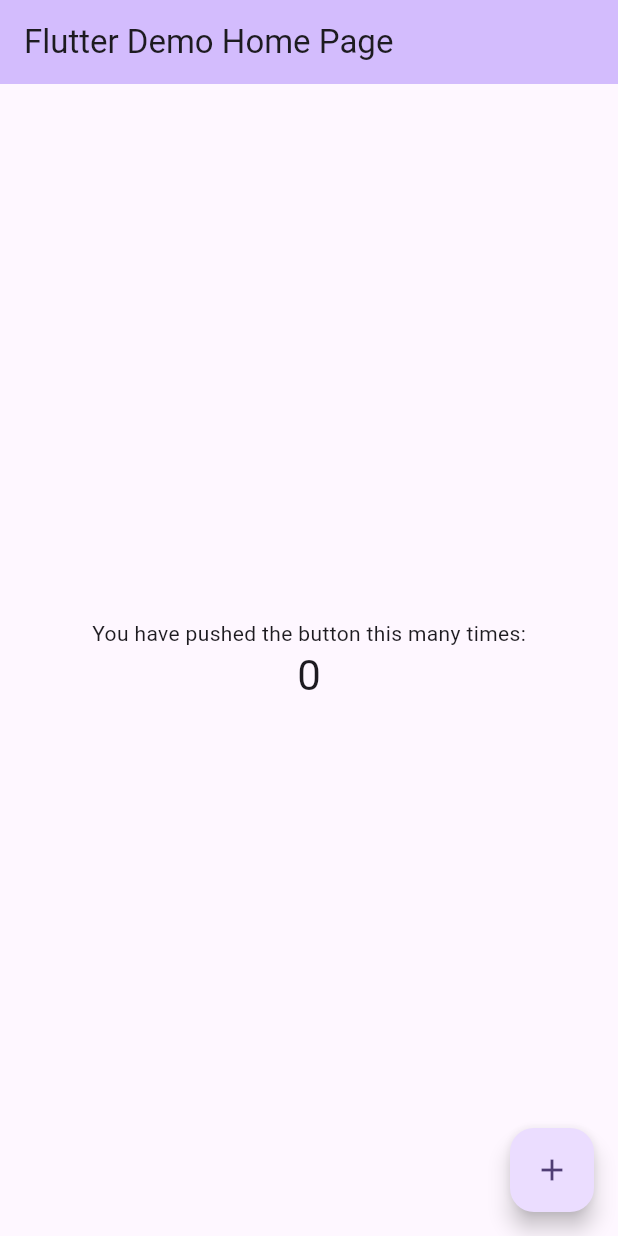
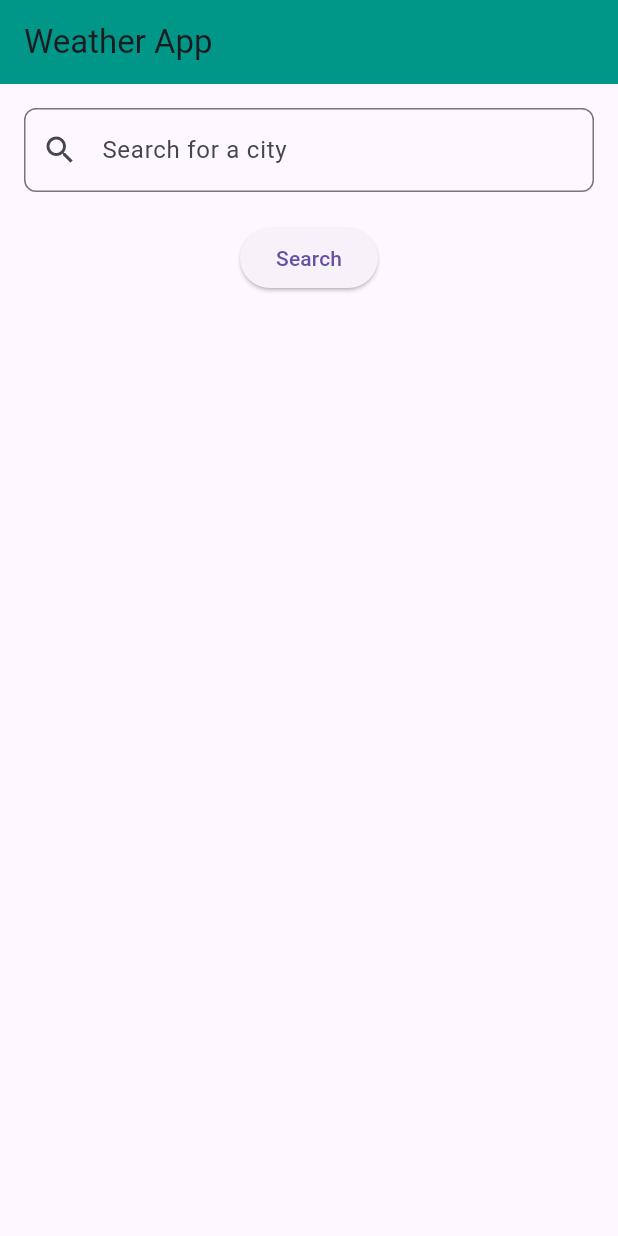
Before and after one commit to kikoveiga/feup-cpm2, a Flutter app: the screen it shows after launch, on a phone screen of 412 x 824 dp. Run offline on Flutter 3.47's test engine with Material 3 defaults, Android fonts, the phone set to English and light mode, and no system bars; our stand-ins replace flutter_dotenv, shared_preferences.

Commit message:
Implemented home screen with search bar and basic screen for weather

```diff
--- /dev/null
+++ b/app/lib/app.dart
@@ -0,0 +1,15 @@
+import 'package:flutter/material.dart';
+import 'screens/home_screen.dart';
+
+class WeatherApp extends StatelessWidget {
+  const WeatherApp({super.key});
+
+  @override
+  Widget build(BuildContext context) {
+    return MaterialApp(
+      title: 'Cities Weather',
+      theme: ThemeData(primarySwatch: Colors.blue),
+      home: const HomeScreen(),
+    );
+  }
+}
--- a/app/lib/main.dart
+++ b/app/lib/main.dart
@@ -1,122 +1,8 @@
 import 'package:flutter/material.dart';
+import 'package:flutter_dotenv/flutter_dotenv.dart';
+import 'app.dart';
 
-void main() {
-  runApp(const MyApp());
+Future<void> main() async {
+  await dotenv.load(fileName: '.env');
+  runApp(const WeatherApp());
 }
-
-class MyApp extends StatelessWidget {
-  const MyApp({super.key});
-
-  // This widget is the root of your application.
-  @override
-  Widget build(BuildContext context) {
-    return MaterialApp(
-      title: 'Flutter Demo',
-      theme: ThemeData(
-        // This is the theme of your application.
-        //
-        // TRY THIS: Try running your application with "flutter run". You'll see
-        // the application has a purple toolbar. Then, without quitting the app,
-        // try changing the seedColor in the colorScheme below to Colors.green
-        // and then invoke "hot reload" (save your changes or press the "hot
-        // reload" button in a Flutter-supported IDE, or press "r" if you used
-        // the command line to start the app).
-        //
-        // Notice that the counter didn't reset back to zero; the application
-        // state is not lost during the reload. To reset the state, use hot
-        // restart instead.
-        //
-        // This works for code too, not just values: Most code changes can be
-        // tested with just a hot reload.
-        colorScheme: ColorScheme.fromSeed(seedColor: Colors.deepPurple),
-      ),
-      home: const MyHomePage(title: 'Flutter Demo Home Page'),
-    );
-  }
-}
-
-class MyHomePage extends StatefulWidget {
-  const MyHomePage({super.key, required this.title});
-
-  // This widget is the home page of your application. It is stateful, meaning
-  // that it has a State object (defined below) that contains fields that affect
-  // how it looks.
-
-  // This class is the configuration for the state. It holds the values (in this
-  // case the title) provided by the parent (in this case the App widget) and
-  // used by the build method of the State. Fields in a Widget subclass are
-  // always marked "final".
-
-  final String title;
-
-  @override
-  State<MyHomePage> createState() => _MyHomePageState();
-}
-
-class _MyHomePageState extends State<MyHomePage> {
-  int _counter = 0;
-
-  void _incrementCounter() {
-    setState(() {
-      // This call to setState tells the Flutter framework that something has
-      // changed in this State, which causes it to rerun the build method below
-      // so that the display can reflect the updated values. If we changed
-      // _counter without calling setState(), then the build method would not be
-      // called again, and so nothing would appear to happen.
-      _counter++;
-    });
-  }
-
-  @override
-  Widget build(BuildContext context) {
-    // This method is rerun every time setState is called, for instance as done
-    // by the _incrementCounter method above.
-    //
-    // The Flutter framework has been optimized to make rerunning build methods
-    // fast, so that you can just rebuild anything that needs updating rather
-    // than having to individually change instances of widgets.
-    return Scaffold(
-      appBar: AppBar(
-        // TRY THIS: Try changing the color here to a specific color (to
-        // Colors.amber, perhaps?) and trigger a hot reload to see the AppBar
-        // change color while the other colors stay the same.
-        backgroundColor: Theme.of(context).colorScheme.inversePrimary,
-        // Here we take the value from the MyHomePage object that was created by
-        // the App.build method, and use it to set our appbar title.
-        title: Text(widget.title),
-      ),
-      body: Center(
-        // Center is a layout widget. It takes a single child and positions it
-        // in the middle of the parent.
-        child: Column(
-          // Column is also a layout widget. It takes a list of children and
-          // arranges them vertically. By default, it sizes itself to fit its
-          // children horizontally, and tries to be as tall as its parent.
-          //
-          // Column has various properties to control how it sizes itself and
-          // how it positions its children. Here we use mainAxisAlignment to
-          // center the children vertically; the main axis here is the vertical
-          // axis because Columns are vertical (the cross axis would be
-          // horizontal).
-          //
-          // TRY THIS: Invoke "debug painting" (choose the "Toggle Debug Paint"
-          // action in the IDE, or press "p" in the console), to see the
-          // wireframe for each widget.
-          mainAxisAlignment: MainAxisAlignment.center,
-          children: <Widget>[
-            const Text('You have pushed the button this many times:'),
-            Text(
-              '$_counter',
-              style: Theme.of(context).textTheme.headlineMedium,
-            ),
-          ],
-        ),
-      ),
-      floatingActionButton: FloatingActionButton(
-        onPressed: _incrementCounter,
-        tooltip: 'Increment',
-        child: const Icon(Icons.add),
-      ), // This trailing comma makes auto-formatting nicer for build methods.
-    );
-  }
-}
--- /dev/null
+++ b/app/lib/models/weather.dart
@@ -0,0 +1,19 @@
+class Weather {
+  final String conditions;
+  final String icon;
+  final double temp;
+
+  Weather({
+    required this.conditions,
+    required this.icon,
+    required this.temp,
+  });
+
+  factory Weather.fromJson(Map<String, dynamic> json) {
+    return Weather(
+      conditions: json['currentConditions']['conditions'] ?? '',
+      icon: json['currentConditions']['icon'] ?? '',
+      temp: json['currentConditions']['temp']?.toDouble() ?? 0.0,
+    );
+  }
+}
--- /dev/null
+++ b/app/lib/screens/home_screen.dart
@@ -0,0 +1,94 @@
+import 'package:flutter/material.dart';
+import 'weather_screen.dart';
+
+class HomeScreen extends StatefulWidget {
+  const HomeScreen({super.key});
+
+  @override
+  State<HomeScreen> createState() => _HomeScreenState();
+}
+
+class _HomeScreenState extends State<HomeScreen> {
+  final List<String> _portugalDistricts = [
+    'Aveiro',
+    'Beja',
+    'Braga',
+    'Bragança',
+    'Castelo Branco',
+    'Coimbra',
+    'Évora',
+    'Faro',
+    'Guarda',
+    'Leiria',
+    'Lisboa',
+    'Portalegre',
+    'Porto',
+    'Santarém',
+    'Setúbal',
+    'Viana do Castelo',
+    'Vila Real',
+    'Viseu',
+  ];
+
+  String _selectedCity = '';
+
+  void _onSearch() {
+    if (_selectedCity.isNotEmpty) {
+      Navigator.push(
+        context,
+        MaterialPageRoute(
+          builder: (context) => WeatherScreen(city: _selectedCity),
+        ),
+      );
+    }
+  }
+
+  @override
+  Widget build(BuildContext context) {
+    return Scaffold(
+      appBar: AppBar(
+        backgroundColor: Colors.teal,
+        title: const Text('Weather App'),
+      ),
+      body: Padding(
+        padding: const EdgeInsets.all(16.0),
+        child: Column(
+          children: [
+            Autocomplete<String>(
+              optionsBuilder: (TextEditingValue textEditingValue) {
+                if (textEditingValue.text == '') {
+                  return const Iterable<String>.empty();
+                }
+                return _portugalDistricts.where((String option) {
+                  return option.toLowerCase().contains(textEditingValue.text.toLowerCase());
+                });
+              },
+              onSelected: (String selection) {
+                setState(() {
+                  _selectedCity = selection;
+                });
+              },
+              fieldViewBuilder: (context, controller, focusNode, onFieldSubmitted) {
+                return TextField(
+                  controller: controller,
+                  focusNode: focusNode,
+                  onSubmitted: (_) => _onSearch(),
+                  decoration: InputDecoration(
+                    hintText: 'Search for a city',
+                    prefixIcon: const Icon(Icons.search),
+                    border: OutlineInputBorder(borderRadius: BorderRadius.circular(8)),
+                  ),
+                );
+              },
+            ),
+            const SizedBox(height: 20),
+            ElevatedButton(
+              onPressed: _onSearch,
+              child: const Text('Search'),
+            ),
+          ],
+        ),
+      ),
+    );
+  }
+}
--- /dev/null
+++ b/app/lib/storage/city_storage.dart
@@ -0,0 +1,26 @@
+import 'package:shared_preferences/shared_preferences.dart';
+
+class CityStorage {
+  static const _key = 'favorite_cities';
+
+  static Future<List<String>> getFavoriteCities() async {
+    final prefs = await SharedPreferences.getInstance();
+    return prefs.getStringList(_key) ?? [];
+  }
+
+  static Future<void> addCity(String city) async {
+    final prefs = await SharedPreferences.getInstance();
+    final cities = prefs.getStringList(_key) ?? [];
+    if (!cities.contains(city)) {
+      cities.add(city);
+      await prefs.setStringList(_key, cities);
+    }
+  }
+
+  static Future<void> removeCity(String city) async {
+    final prefs = await SharedPreferences.getInstance();
+    final cities = prefs.getStringList(_key) ?? [];
+    cities.remove(city);
+    await prefs.setStringList(_key, cities);
+  }
+}
```
Also changed, not shown: app/lib/screens/weather_screen.dart (added, +74 -0 lines), app/lib/services/weather_service.dart (added, +29 -0 lines), app/pubspec.yaml (+6 -1 lines), app/pubspec.lock, 2 other files.
